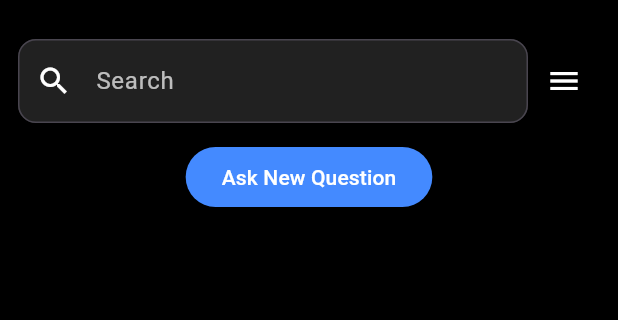
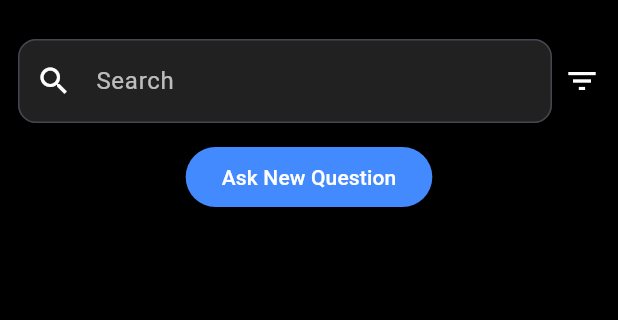
Before and after one commit to priyaanshu26/odoo, a Flutter app: the HomeScreen screen opened directly, on a phone screen of 412 x 824 dp, the part 63-383 px from its top. Run offline on Flutter 3.47's test engine with Material 3 defaults, Android fonts, the light colour scheme and no system bars; our stand-ins replace cloud_firestore, firebase_core, get; missing offline and left inert: flutter_quill, flutter_quill_extensions; accounts and stored records are empty.

Commit message:
made home page

```diff
--- a/lib/screens/homeScreen/home_screen.dart
+++ b/lib/screens/homeScreen/home_screen.dart
@@ -22,6 +22,8 @@ class HomeScreen extends StatelessWidget {
   HomeScreen({super.key});
 
   final _ansController = Get.put(AnsController());
+
+  final TextEditingController _searchController  =TextEditingController();
 
   @override
   Widget build(BuildContext context) {
@@ -50,6 +52,8 @@ class HomeScreen extends StatelessWidget {
               children: [
                 Expanded(
                   child: TextField(
+                    controller: _searchController,
+                    onChanged: (value) => _ansController.filterAnswers(_searchController.text),
                     style: const TextStyle(color: Colors.white),
                     decoration: InputDecoration(
                       filled: true,
@@ -63,12 +67,30 @@ class HomeScreen extends StatelessWidget {
                     ),
                   ),
                 ),
-                IconButton(
-                  onPressed: () => Scaffold.of(context).openDrawer(),
-                  icon: const Icon(Icons.menu, color: Colors.white),
-                ),
+                const SizedBox(width: 8),
+
+                // NEW: Filter Dropdown
+                Obx(() => DropdownButton<String>(
+                  dropdownColor: Colors.grey[900],
+                  value: _ansController.selectedFilter.value,
+                  icon: const Icon(Icons.filter_list, color: Colors.white),
+                  style: const TextStyle(color: Colors.white),
+                  underline: Container(height: 0),
+                  onChanged: (value) {
+                    if (value != null) {
+                      _ansController.setFilter(value);
+                    }
+                  },
+                  items: _ansController.filters
+                      .map((filter) => DropdownMenuItem(
+                    value: filter,
+                    child: Text(filter),
+                  ))
+                      .toList(),
+                )),
               ],
             ),
+
             const SizedBox(height: 12),
 
             ElevatedButton(
@@ -88,11 +110,11 @@ class HomeScreen extends StatelessWidget {
               () => Expanded(
                 child: ListView.builder(
                   itemBuilder: (context, index) {
-                    final answers = _ansController.answers;
+                    final answers = _ansController.filteredAnswers;
 
                     return QuestionCard(answer: answers[index],);
                   },
-                  itemCount: _ansController.answers.length,
+                  itemCount: _ansController.filteredAnswers.length,
                 ),
               ),
             ),
@@ -127,7 +149,7 @@ class QuestionCard extends StatelessWidget {
 
                     },),
                     Text(
-                      (answer.upVotes - answer.downVotes).toString(),
+                      (answer.upVotes - answer.downVotes).toString()  ,
                       style: const TextStyle(color: Colors.white, fontSize: 16),
                     ),
                     IconButton(icon: Icon(Icons.keyboard_arrow_down, color: Colors.white),onPressed: () {
```
